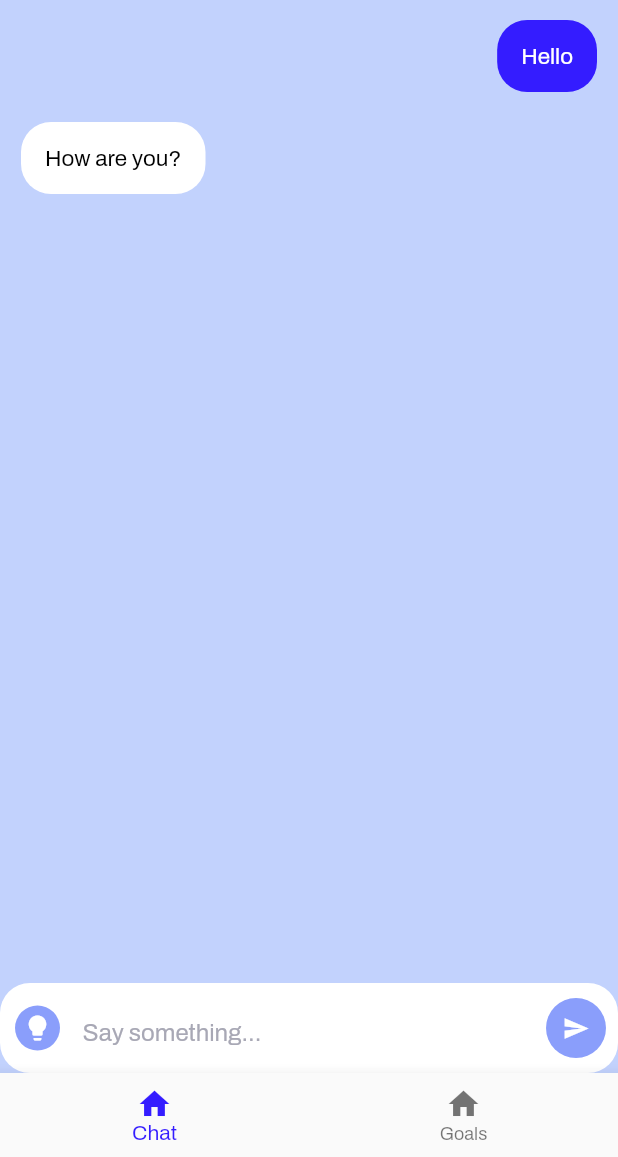
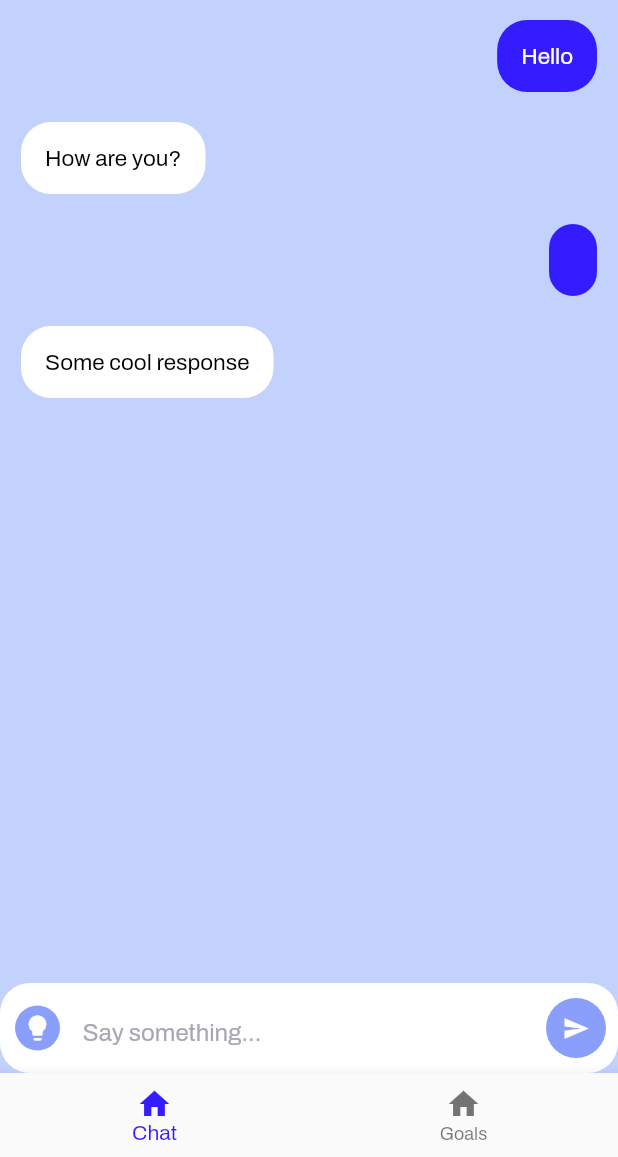
Before and after one commit to NoSuchThingAsRandom/CleoHackathon, a Flutter app: the screen it shows after launch, after a tap on the "send" icon, on a phone screen of 412 x 824 dp, the part 79-1236 px from its top. Run offline on Flutter 3.47's test engine with Material 2 defaults, Android fonts, the phone set to English and light mode, and no system bars; our stand-ins replace google_fonts.

Commit message:
Added backend support for chat messages

```diff
--- /dev/null
+++ b/lib/chat_backend.dart
@@ -0,0 +1,42 @@
+import 'dart:collection';
+
+import 'package:flutter/cupertino.dart';
+
+class Message {
+  /// The text to display for this message
+  final String content;
+
+  /// Whether the message sender is cleo, or the user
+  final bool isCleo;
+
+  Message(this.content, this.isCleo);
+}
+
+//https://flutter.dev/docs/development/data-and-backend/state-mgmt/simple#changenotifier
+class ChatBackend extends ChangeNotifier {
+  /// Internal, private state of the cart.
+  // TODO Create better messages
+  List<Message> _messages = [
+    Message("Hello", false),
+    Message("How are you?", true),
+  ];
+
+  /// An unmodifiable view of the items in the cart.
+  UnmodifiableListView<Message> get messages => UnmodifiableListView(_messages);
+
+  /// Adds [message] to cart. This and [removeAll] are the only ways to modify the
+  /// cart from the outside.
+  void add(Message message) {
+    _messages.add(message);
+    _messages.add(Message("Some cool response", true));
+    // This call tells the widgets that are listening to this model to rebuild.
+    notifyListeners();
+  }
+
+  /// Removes all items from the cart.
+  void removeAll() {
+    _messages.clear();
+    // This call tells the widgets that are listening to this model to rebuild.
+    notifyListeners();
+  }
+}
--- a/lib/chat_page.dart
+++ b/lib/chat_page.dart
@@ -1,33 +1,43 @@
+import 'package:cleo_hackathon/chat_backend.dart';
 import 'package:flutter/material.dart';
+import 'package:provider/provider.dart';
 
 import 'data.dart';
 
-class Message {
-  /// The text to display for this message
-  final String content;
+// Useful: https://www.freecodecamp.org/news/build-a-chat-app-ui-with-flutter/
 
-  /// Whether the message sender is cleo, or the user
-  final bool isCleo;
+class ChatPage extends StatelessWidget {
+  const ChatPage({Key? key}) : super(key: key);
 
-  Message(this.content, this.isCleo);
+  @override
+  Widget build(BuildContext context) {
+    // Simple provider for storing messages
+    // https://flutter.dev/docs/development/data-and-backend/state-mgmt/simple#changenotifier
+    return ChangeNotifierProvider(
+        create: (context) => ChatBackend(), child: _ChatPage());
+  }
 }
 
-// Useful: https://www.freecodecamp.org/news/build-a-chat-app-ui-with-flutter/
-class ChatPage extends StatelessWidget {
-  // TODO Create better messages
-  final messages = [
-    Message("Hello", false),
-    Message("How are you?", true),
-  ];
+class _ChatPage extends StatefulWidget {
+  const _ChatPage({Key? key}) : super(key: key);
+
+  @override
+  State<_ChatPage> createState() => _ChatPageState();
+}
+
+class _ChatPageState extends State<_ChatPage> {
+  final TextEditingController controller = TextEditingController();
 
   @override
   Widget build(BuildContext context) {
     return Stack(children: <Widget>[
       /// Builds and displays the messages
-      ListView.builder(
-          itemCount: messages.length,
+      Consumer<ChatBackend>(builder: (context, chatBackend, child) {
+        return ListView.builder(
+            itemCount: chatBackend.messages.length,
             itemBuilder: (BuildContext context, int index) {
-            return ChatMessage(messages[index]);
+              return ChatMessage(chatBackend.messages.elementAt(index));
+            });
       }),
 
       /// Builds the keyboard entry
@@ -42,7 +52,6 @@ class ChatPage extends StatelessWidget {
                 color: Data.paper_white,
               ),
               child: Row(children: <Widget>[
-
                 /// This is placeholder for the feature suggestion
                 GestureDetector(
                   onTap: () {},
@@ -69,6 +78,7 @@ class ChatPage extends StatelessWidget {
                 /// Builds the keyboard entry
                 Expanded(
                   child: TextField(
+                    controller: controller,
                     decoration: InputDecoration(
                         hintText: "Say something...",
                         hintStyle: TextStyle(color: Data.boss_black_tint_2),
@@ -80,8 +90,13 @@ class ChatPage extends StatelessWidget {
                 ),
 
                 /// Submit button, could technically remove it?
-                    FloatingActionButton(
-                  onPressed: () {},
+                Consumer<ChatBackend>(
+                  builder: (context, chatBackend, child) {
+                    return FloatingActionButton(
+                      onPressed: () {
+                        print("Adding message ${controller.text}");
+                        chatBackend.add(Message(controller.text, false));
+                      },
                       child: Icon(
                         Icons.send,
                         color: Data.paper_white,
@@ -89,9 +104,18 @@ class ChatPage extends StatelessWidget {
                       ),
                       backgroundColor: Data.cleo_blue_tint_2,
                       elevation: 0,
-                ),
+                    );
+                  },
+                )
               ]))),
     ]);
+  }
+
+  @override
+  void dispose() {
+    // Clean up the controller when the widget is disposed.
+    controller.dispose();
+    super.dispose();
   }
 }
 
--- a/pubspec.yaml
+++ b/pubspec.yaml
@@ -29,6 +29,7 @@ dependencies:
   # Use with the CupertinoIcons class for iOS style icons.
   cupertino_icons: ^1.0.2
   google_fonts: ^2.1.0
+  provider: ^5.0.0
 
 dev_dependencies:
   flutter_test:
```
Lines whose indentation alone changed are shown as unchanged.
